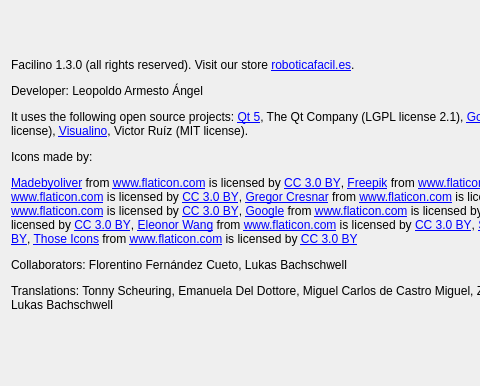
The window that src/aboutdialog.ui (roboticafacil/facilino) describes before a commit, drawn with Qt 5; both pictures show x 0 to 480 and y 318 to 704 of the 798 by 704 pixel window.
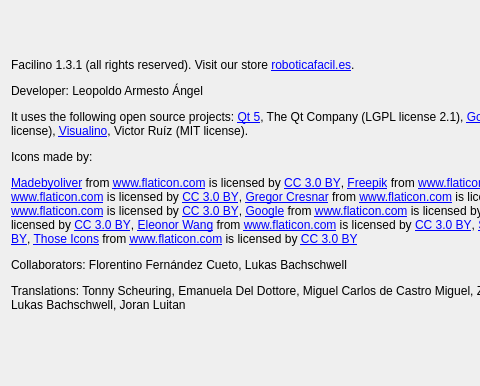
The same window after the commit. Icons and pictures are not drawn.

```diff
--- a/src/aboutdialog.ui
+++ b/src/aboutdialog.ui
@@ -39,7 +39,7 @@
    <item>
     <widget class="QLabel" name="label_4">
      <property name="text">
-      <string>&lt;html&gt;&lt;head/&gt;&lt;body&gt;&lt;p&gt;Facilino 1.3.0 (all rights reserved). Visit our store &lt;a href=&quot;https://roboticafacil.es&quot;&gt;&lt;span style=&quot; text-decoration: underline; color:#0000ff;&quot;&gt;roboticafacil.es&lt;/span&gt;&lt;/a&gt;.&lt;/p&gt;&lt;p&gt;Developer: Leopoldo Armesto Ángel&lt;/p&gt;&lt;p&gt;It uses the following open source projects: &lt;a href=&quot;http://www.qt.io/&quot;&gt;&lt;span style=&quot; text-decoration: underline; color:#0000ff;&quot;&gt;Qt 5&lt;/span&gt;&lt;/a&gt;, The Qt Company (LGPL license 2.1), &lt;a href=&quot;https://developers.google.com/blockly/&quot;&gt;&lt;span style=&quot; text-decoration: underline; color:#0000ff;&quot;&gt;Google Blockly&lt;/span&gt;&lt;/a&gt; (MIT license), &lt;a href=&quot;https://github.com/bq/roboblocks&quot;&gt;&lt;span style=&quot; text-decoration: underline; color:#0000ff;&quot;&gt;Roboblocks&lt;/span&gt;&lt;/a&gt;, bq (LGPL license), &lt;a href=&quot;http://visualino.net&quot;&gt;&lt;span style=&quot; text-decoration: underline; color:#0000ff;&quot;&gt;Visualino&lt;/span&gt;&lt;/a&gt;, Victor Ruíz (MIT license).&lt;/p&gt;&lt;p&gt;Icons made by:&lt;/p&gt;&lt;p&gt;&lt;a href=&quot; http://www.flaticon.com/authors/madebyoliver&quot;&gt;&lt;span style=&quot; text-decoration: underline; color:#0000ff;&quot;&gt;Madebyoliver&lt;/span&gt;&lt;/a&gt; from &lt;a href=&quot; http://www.flaticon.com&quot;&gt;&lt;span style=&quot; text-decoration: underline; color:#0000ff;&quot;&gt;www.flaticon.com&lt;/span&gt;&lt;/a&gt; is licensed by &lt;a href=&quot;http://creativecommons.org/licenses/by/3.0/&quot;&gt;&lt;span style=&quot; text-decoration: underline; color:#0000ff;&quot;&gt;CC 3.0 BY&lt;/span&gt;&lt;/a&gt;, &lt;a href=&quot;http://www.freepik.com&quot;&gt;&lt;span style=&quot; text-decoration: underline; color:#0000ff;&quot;&gt;Freepik&lt;/span&gt;&lt;/a&gt; from &lt;a href=&quot; http://www.flaticon.com&quot;&gt;&lt;span style=&quot; text-decoration: underline; color:#0000ff;&quot;&gt;www.flaticon.com&lt;/span&gt;&lt;/a&gt; is licensed by &lt;a href=&quot;http://creativecommons.org/licenses/by/3.0/&quot;&gt;&lt;span style=&quot; text-decoration: underline; color:#0000ff;&quot;&gt;CC 3.0 BY&lt;/span&gt;&lt;/a&gt;, &lt;a href=&quot;http://www.flaticon.com/authors/plainicon&quot;&gt;&lt;span style=&quot; text-decoration: underline; color:#0000ff;&quot;&gt;Plainicon&lt;/span&gt;&lt;/a&gt; from &lt;a href=&quot; http://www.flaticon.com&quot;&gt;&lt;span style=&quot; text-decoration: underline; color:#0000ff;&quot;&gt;www.flaticon.com&lt;/span&gt;&lt;/a&gt; is licensed by &lt;a href=&quot;http://creativecommons.org/licenses/by/3.0/&quot;&gt;&lt;span style=&quot; text-decoration: underline; color:#0000ff;&quot;&gt;CC 3.0 BY&lt;/span&gt;&lt;/a&gt;, &lt;a href=&quot;http://www.flaticon.com/authors/gregor-cresnar&quot;&gt;&lt;span style=&quot; text-decoration: underline; color:#0000ff;&quot;&gt;Gregor Cresnar&lt;/span&gt;&lt;/a&gt; from &lt;a href=&quot; http://www.flaticon.com&quot;&gt;&lt;span style=&quot; text-decoration: underline; color:#0000ff;&quot;&gt;www.flaticon.com&lt;/span&gt;&lt;/a&gt; is licensed by &lt;a href=&quot;http://creativecommons.org/licenses/by/3.0/&quot;&gt;&lt;span style=&quot; text-decoration: underline; color:#0000ff;&quot;&gt;CC 3.0 BY&lt;/span&gt;&lt;/a&gt;, &lt;a href=&quot;http://www.flaticon.com/authors/vectors-market&quot;&gt;&lt;span style=&quot; text-decoration: underline; color:#0000ff;&quot;&gt;Vectors Market&lt;/span&gt;&lt;/a&gt; from &lt;a href=&quot; http://www.flaticon.com&quot;&gt;&lt;span style=&quot; text-decoration: underline; color:#0000ff;&quot;&gt;www.flaticon.com&lt;/span&gt;&lt;/a&gt; is licensed by &lt;a href=&quot;http://creativecommons.org/licenses/by/3.0/&quot;&gt;&lt;span style=&quot; text-decoration: underline; color:#0000ff;&quot;&gt;CC 3.0 BY&lt;/span&gt;&lt;/a&gt;, &lt;a href=&quot; http://www.flaticon.com/authors/google&quot;&gt;&lt;span style=&quot; text-decoration: underline; color:#0000ff;&quot;&gt;Google&lt;/span&gt;&lt;/a&gt; from &lt;a href=&quot; http://www.flaticon.com&quot;&gt;&lt;span style=&quot; text-decoration: underline; color:#0000ff;&quot;&gt;www.flaticon.com&lt;/span&gt;&lt;/a&gt; is licensed by &lt;a href=&quot;http://creativecommons.org/licenses/by/3.0/&quot;&gt;&lt;span style=&quot; text-decoration: underline; color:#0000ff;&quot;&gt;CC 3.0 BY&lt;/span&gt;&lt;/a&gt;, &lt;a href=&quot;http://www.flaticon.com/authors/dimitry-miroliubov&quot;&gt;&lt;span style=&quot; text-decoration: underline; color:#0000ff;&quot;&gt;Dimitry Miroliubov&lt;/span&gt;&lt;/a&gt; from &lt;a href=&quot;http://www.flaticon.com&quot;&gt;&lt;span style=&quot; text-decoration: underline; color:#0000ff;&quot;&gt;www.flaticon.com&lt;/span&gt;&lt;/a&gt; is licensed by &lt;a href=&quot;http://creativecommons.org/licenses/by/3.0/&quot;&gt;&lt;span style=&quot; text-decoration: underline; color:#0000ff;&quot;&gt;CC 3.0 BY&lt;/span&gt;&lt;/a&gt;, &lt;a href=&quot; https://www.flaticon.com/authors/eleonor-wang&quot;&gt;&lt;span style=&quot; text-decoration: underline; color:#0000ff;&quot;&gt;Eleonor Wang&lt;/span&gt;&lt;/a&gt; from &lt;a href=&quot;http://www.flaticon.com&quot;&gt;&lt;span style=&quot; text-decoration: underline; color:#0000ff;&quot;&gt;www.flaticon.com&lt;/span&gt;&lt;/a&gt; is licensed by &lt;a href=&quot;http://creativecommons.org/licenses/by/3.0/&quot;&gt;&lt;span style=&quot; text-decoration: underline; color:#0000ff;&quot;&gt;CC 3.0 BY&lt;/span&gt;&lt;/a&gt;, &lt;a href=&quot;https://www.flaticon.com/authors/smashicons&quot;&gt;&lt;span style=&quot; text-decoration: underline; color:#0000ff;&quot;&gt;Smashicons&lt;/span&gt;&lt;/a&gt; from &lt;a href=&quot;http://www.flaticon.com&quot;&gt;&lt;span style=&quot; text-decoration: underline; color:#0000ff;&quot;&gt;www.flaticon.com&lt;/span&gt;&lt;/a&gt; is licensed by &lt;a href=&quot;http://creativecommons.org/licenses/by/3.0/&quot;&gt;&lt;span style=&quot; text-decoration: underline; color:#0000ff;&quot;&gt;CC 3.0 BY&lt;/span&gt;&lt;/a&gt;, &lt;a href=&quot;https://www.flaticon.com/authors/those-icons&quot;&gt;&lt;span style=&quot; text-decoration: underline; color:#0000ff;&quot;&gt;Those Icons&lt;/span&gt;&lt;/a&gt; from &lt;a href=&quot;http://www.flaticon.com&quot;&gt;&lt;span style=&quot; text-decoration: underline; color:#0000ff;&quot;&gt;www.flaticon.com&lt;/span&gt;&lt;/a&gt; is licensed by &lt;a href=&quot;http://creativecommons.org/licenses/by/3.0/&quot;&gt;&lt;span style=&quot; text-decoration: underline; color:#0000ff;&quot;&gt;CC 3.0 BY&lt;/span&gt;&lt;/a&gt;&lt;/p&gt;&lt;p&gt;Collaborators: Florentino Fernández Cueto, Lukas Bachschwell&lt;/p&gt;&lt;p&gt;Translations: Tonny Scheuring, Emanuela Del Dottore, Miguel Carlos de Castro Miguel, Zigor Aldazabal, Aske Klok, Joao Moura,Ruslan Bondar, Lukas Bachschwell&lt;/p&gt;&lt;/body&gt;&lt;/html&gt;</string>
+      <string>&lt;html&gt;&lt;head/&gt;&lt;body&gt;&lt;p&gt;Facilino 1.3.1 (all rights reserved). Visit our store &lt;a href=&quot;https://roboticafacil.es&quot;&gt;&lt;span style=&quot; text-decoration: underline; color:#0000ff;&quot;&gt;roboticafacil.es&lt;/span&gt;&lt;/a&gt;.&lt;/p&gt;&lt;p&gt;Developer: Leopoldo Armesto Ángel&lt;/p&gt;&lt;p&gt;It uses the following open source projects: &lt;a href=&quot;http://www.qt.io/&quot;&gt;&lt;span style=&quot; text-decoration: underline; color:#0000ff;&quot;&gt;Qt 5&lt;/span&gt;&lt;/a&gt;, The Qt Company (LGPL license 2.1), &lt;a href=&quot;https://developers.google.com/blockly/&quot;&gt;&lt;span style=&quot; text-decoration: underline; color:#0000ff;&quot;&gt;Google Blockly&lt;/span&gt;&lt;/a&gt; (MIT license), &lt;a href=&quot;https://github.com/bq/roboblocks&quot;&gt;&lt;span style=&quot; text-decoration: underline; color:#0000ff;&quot;&gt;Roboblocks&lt;/span&gt;&lt;/a&gt;, bq (LGPL license), &lt;a href=&quot;http://visualino.net&quot;&gt;&lt;span style=&quot; text-decoration: underline; color:#0000ff;&quot;&gt;Visualino&lt;/span&gt;&lt;/a&gt;, Victor Ruíz (MIT license).&lt;/p&gt;&lt;p&gt;Icons made by:&lt;/p&gt;&lt;p&gt;&lt;a href=&quot; http://www.flaticon.com/authors/madebyoliver&quot;&gt;&lt;span style=&quot; text-decoration: underline; color:#0000ff;&quot;&gt;Madebyoliver&lt;/span&gt;&lt;/a&gt; from &lt;a href=&quot; http://www.flaticon.com&quot;&gt;&lt;span style=&quot; text-decoration: underline; color:#0000ff;&quot;&gt;www.flaticon.com&lt;/span&gt;&lt;/a&gt; is licensed by &lt;a href=&quot;http://creativecommons.org/licenses/by/3.0/&quot;&gt;&lt;span style=&quot; text-decoration: underline; color:#0000ff;&quot;&gt;CC 3.0 BY&lt;/span&gt;&lt;/a&gt;, &lt;a href=&quot;http://www.freepik.com&quot;&gt;&lt;span style=&quot; text-decoration: underline; color:#0000ff;&quot;&gt;Freepik&lt;/span&gt;&lt;/a&gt; from &lt;a href=&quot; http://www.flaticon.com&quot;&gt;&lt;span style=&quot; text-decoration: underline; color:#0000ff;&quot;&gt;www.flaticon.com&lt;/span&gt;&lt;/a&gt; is licensed by &lt;a href=&quot;http://creativecommons.org/licenses/by/3.0/&quot;&gt;&lt;span style=&quot; text-decoration: underline; color:#0000ff;&quot;&gt;CC 3.0 BY&lt;/span&gt;&lt;/a&gt;, &lt;a href=&quot;http://www.flaticon.com/authors/plainicon&quot;&gt;&lt;span style=&quot; text-decoration: underline; color:#0000ff;&quot;&gt;Plainicon&lt;/span&gt;&lt;/a&gt; from &lt;a href=&quot; http://www.flaticon.com&quot;&gt;&lt;span style=&quot; text-decoration: underline; color:#0000ff;&quot;&gt;www.flaticon.com&lt;/span&gt;&lt;/a&gt; is licensed by &lt;a href=&quot;http://creativecommons.org/licenses/by/3.0/&quot;&gt;&lt;span style=&quot; text-decoration: underline; color:#0000ff;&quot;&gt;CC 3.0 BY&lt;/span&gt;&lt;/a&gt;, &lt;a href=&quot;http://www.flaticon.com/authors/gregor-cresnar&quot;&gt;&lt;span style=&quot; text-decoration: underline; color:#0000ff;&quot;&gt;Gregor Cresnar&lt;/span&gt;&lt;/a&gt; from &lt;a href=&quot; http://www.flaticon.com&quot;&gt;&lt;span style=&quot; text-decoration: underline; color:#0000ff;&quot;&gt;www.flaticon.com&lt;/span&gt;&lt;/a&gt; is licensed by &lt;a href=&quot;http://creativecommons.org/licenses/by/3.0/&quot;&gt;&lt;span style=&quot; text-decoration: underline; color:#0000ff;&quot;&gt;CC 3.0 BY&lt;/span&gt;&lt;/a&gt;, &lt;a href=&quot;http://www.flaticon.com/authors/vectors-market&quot;&gt;&lt;span style=&quot; text-decoration: underline; color:#0000ff;&quot;&gt;Vectors Market&lt;/span&gt;&lt;/a&gt; from &lt;a href=&quot; http://www.flaticon.com&quot;&gt;&lt;span style=&quot; text-decoration: underline; color:#0000ff;&quot;&gt;www.flaticon.com&lt;/span&gt;&lt;/a&gt; is licensed by &lt;a href=&quot;http://creativecommons.org/licenses/by/3.0/&quot;&gt;&lt;span style=&quot; text-decoration: underline; color:#0000ff;&quot;&gt;CC 3.0 BY&lt;/span&gt;&lt;/a&gt;, &lt;a href=&quot; http://www.flaticon.com/authors/google&quot;&gt;&lt;span style=&quot; text-decoration: underline; color:#0000ff;&quot;&gt;Google&lt;/span&gt;&lt;/a&gt; from &lt;a href=&quot; http://www.flaticon.com&quot;&gt;&lt;span style=&quot; text-decoration: underline; color:#0000ff;&quot;&gt;www.flaticon.com&lt;/span&gt;&lt;/a&gt; is licensed by &lt;a href=&quot;http://creativecommons.org/licenses/by/3.0/&quot;&gt;&lt;span style=&quot; text-decoration: underline; color:#0000ff;&quot;&gt;CC 3.0 BY&lt;/span&gt;&lt;/a&gt;, &lt;a href=&quot;http://www.flaticon.com/authors/dimitry-miroliubov&quot;&gt;&lt;span style=&quot; text-decoration: underline; color:#0000ff;&quot;&gt;Dimitry Miroliubov&lt;/span&gt;&lt;/a&gt; from &lt;a href=&quot;http://www.flaticon.com&quot;&gt;&lt;span style=&quot; text-decoration: underline; color:#0000ff;&quot;&gt;www.flaticon.com&lt;/span&gt;&lt;/a&gt; is licensed by &lt;a href=&quot;http://creativecommons.org/licenses/by/3.0/&quot;&gt;&lt;span style=&quot; text-decoration: underline; color:#0000ff;&quot;&gt;CC 3.0 BY&lt;/span&gt;&lt;/a&gt;, &lt;a href=&quot; https://www.flaticon.com/authors/eleonor-wang&quot;&gt;&lt;span style=&quot; text-decoration: underline; color:#0000ff;&quot;&gt;Eleonor Wang&lt;/span&gt;&lt;/a&gt; from &lt;a href=&quot;http://www.flaticon.com&quot;&gt;&lt;span style=&quot; text-decoration: underline; color:#0000ff;&quot;&gt;www.flaticon.com&lt;/span&gt;&lt;/a&gt; is licensed by &lt;a href=&quot;http://creativecommons.org/licenses/by/3.0/&quot;&gt;&lt;span style=&quot; text-decoration: underline; color:#0000ff;&quot;&gt;CC 3.0 BY&lt;/span&gt;&lt;/a&gt;, &lt;a href=&quot;https://www.flaticon.com/authors/smashicons&quot;&gt;&lt;span style=&quot; text-decoration: underline; color:#0000ff;&quot;&gt;Smashicons&lt;/span&gt;&lt;/a&gt; from &lt;a href=&quot;http://www.flaticon.com&quot;&gt;&lt;span style=&quot; text-decoration: underline; color:#0000ff;&quot;&gt;www.flaticon.com&lt;/span&gt;&lt;/a&gt; is licensed by &lt;a href=&quot;http://creativecommons.org/licenses/by/3.0/&quot;&gt;&lt;span style=&quot; text-decoration: underline; color:#0000ff;&quot;&gt;CC 3.0 BY&lt;/span&gt;&lt;/a&gt;, &lt;a href=&quot;https://www.flaticon.com/authors/those-icons&quot;&gt;&lt;span style=&quot; text-decoration: underline; color:#0000ff;&quot;&gt;Those Icons&lt;/span&gt;&lt;/a&gt; from &lt;a href=&quot;http://www.flaticon.com&quot;&gt;&lt;span style=&quot; text-decoration: underline; color:#0000ff;&quot;&gt;www.flaticon.com&lt;/span&gt;&lt;/a&gt; is licensed by &lt;a href=&quot;http://creativecommons.org/licenses/by/3.0/&quot;&gt;&lt;span style=&quot; text-decoration: underline; color:#0000ff;&quot;&gt;CC 3.0 BY&lt;/span&gt;&lt;/a&gt;&lt;/p&gt;&lt;p&gt;Collaborators: Florentino Fernández Cueto, Lukas Bachschwell&lt;/p&gt;&lt;p&gt;Translations: Tonny Scheuring, Emanuela Del Dottore, Miguel Carlos de Castro Miguel, Zigor Aldazabal, Aske Klok, Joao Moura,Ruslan Bondar, Lukas Bachschwell, Joran Luitan&lt;/p&gt;&lt;/body&gt;&lt;/html&gt;</string>
      </property>
      <property name="wordWrap">
       <bool>true</bool>
```
